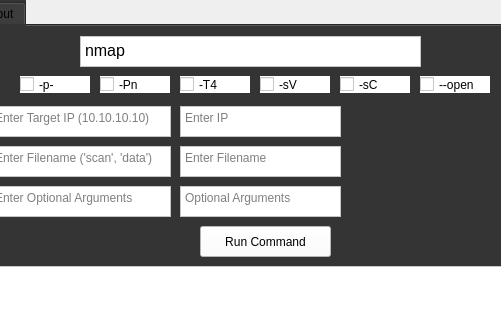
aaroncf2008/unigui, file untitled.ui: the form before one commit; both pictures show x 202 to 703 and y 0 to 320 of the 1000 by 636 pixel window.
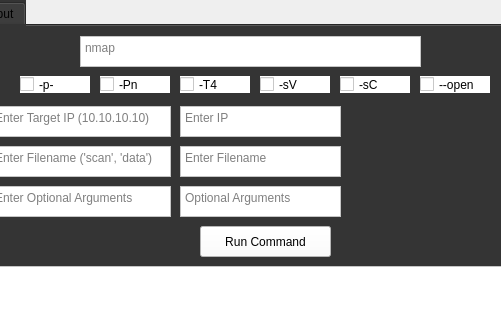
The form after the commit. The open tabs and pages were chosen to show the change.

What changed in the file:
```diff
--- a/untitled.ui
+++ b/untitled.ui
@@ -38,7 +38,7 @@
     <bool>false</bool>
    </property>
    <property name="autoFillBackground">
-    <bool>true</bool>
+    <bool>false</bool>
    </property>
    <property name="styleSheet">
     <string notr="true">background-color: rgb(52, 52, 52);</string>
@@ -230,7 +230,10 @@
 &lt;html&gt;&lt;head&gt;&lt;meta name=&quot;qrichtext&quot; content=&quot;1&quot; /&gt;&lt;style type=&quot;text/css&quot;&gt;
 p, li { white-space: pre-wrap; }
 &lt;/style&gt;&lt;/head&gt;&lt;body style=&quot; font-family:'MS Shell Dlg 2'; font-size:10pt; font-weight:400; font-style:normal;&quot;&gt;
-&lt;p style=&quot; margin-top:0px; margin-bottom:0px; margin-left:0px; margin-right:0px; -qt-block-indent:0; text-indent:0px;&quot;&gt;&lt;span style=&quot; font-size:12pt;&quot;&gt;nmap&lt;/span&gt;&lt;/p&gt;&lt;/body&gt;&lt;/html&gt;</string>
+&lt;p style=&quot;-qt-paragraph-type:empty; margin-top:0px; margin-bottom:0px; margin-left:0px; margin-right:0px; -qt-block-indent:0; text-indent:0px;&quot;&gt;&lt;br /&gt;&lt;/p&gt;&lt;/body&gt;&lt;/html&gt;</string>
+     </property>
+     <property name="placeholderText">
+      <string>nmap</string>
      </property>
     </widget>
     <widget class="QTextEdit" name="enterip">
```
Left out of the diff: 2 changed lines with no effect on the pictures.
